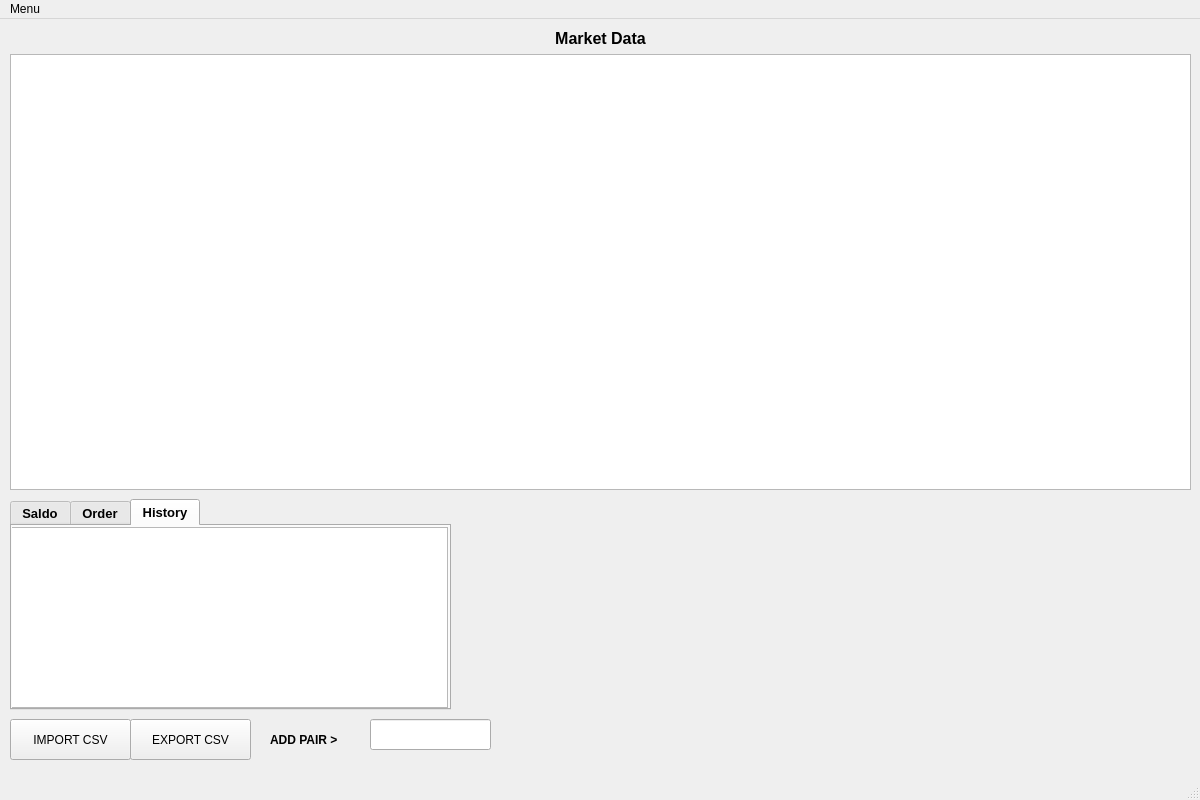
Sulato86/gateio, file ui/main_window.ui: the form before one commit.
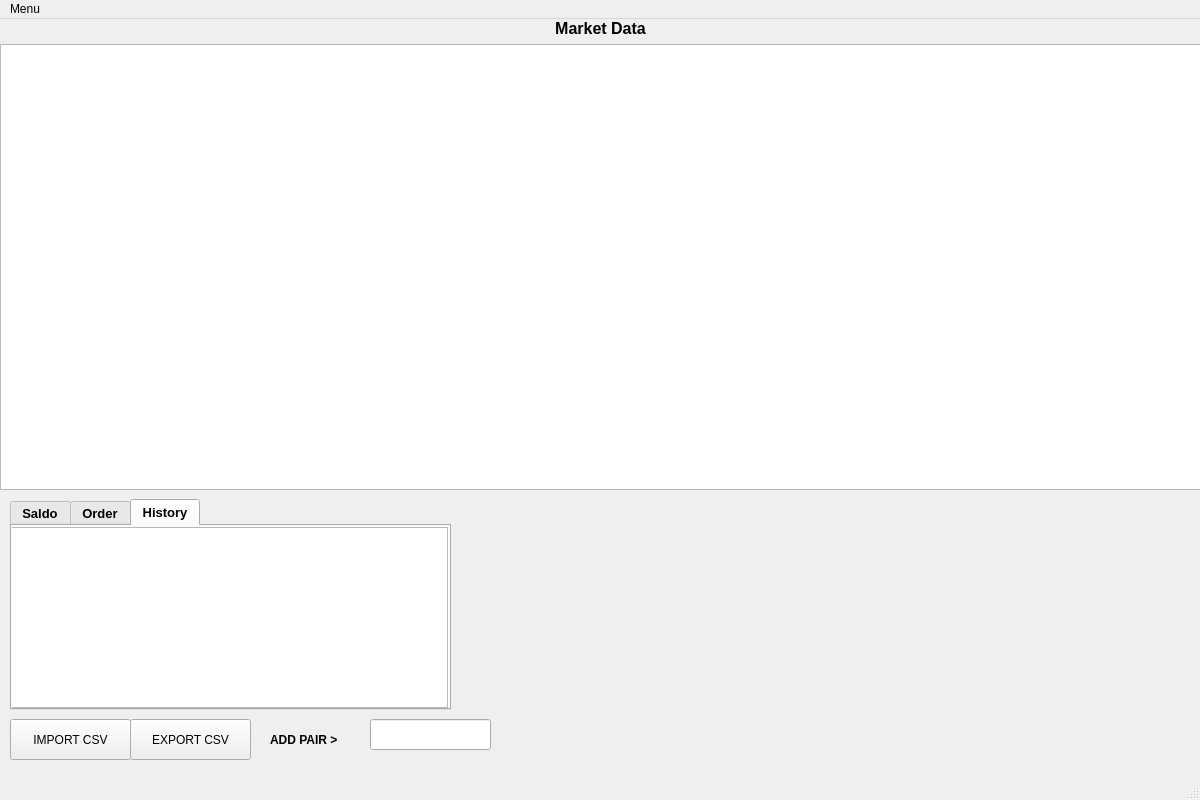
The form after the commit.

Diff of the .ui file:
```diff
--- a/ui/main_window.ui
+++ b/ui/main_window.ui
@@ -79,10 +79,10 @@
    <widget class="QWidget" name="verticalLayoutWidget">
     <property name="geometry">
      <rect>
-      <x>10</x>
-      <y>10</y>
-      <width>1181</width>
-      <height>461</height>
+      <x>0</x>
+      <y>0</y>
+      <width>1201</width>
+      <height>471</height>
      </rect>
     </property>
     <layout class="QVBoxLayout" name="verticalLayout">
```
